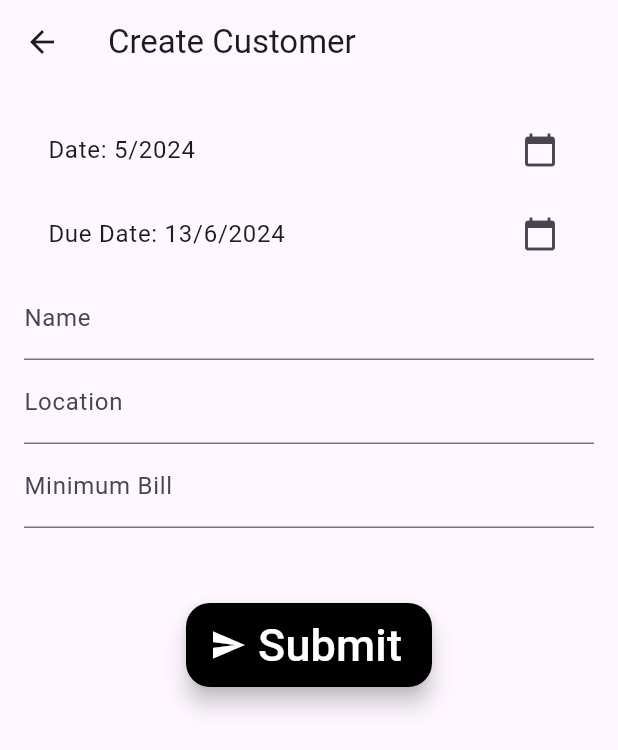
After one commit to ytgs5148/waterBill, a Flutter app: the CreatePage screen opened by its route, after a tap on "Submit", on a phone screen of 412 x 824 dp. The commit adds this screen. Shown: the top 750 px of the screen. Run offline on Flutter 3.47's test engine with Material 3 defaults, Android fonts, the phone set to English and light mode, and no system bars; our stand-ins replace cloud_firestore, firebase_auth, firebase_core, google_sign_in; accounts and stored records are empty.

Commit message:
Added Create New User Page

```diff
--- /dev/null
+++ b/lib/auth/Database.dart
@@ -0,0 +1,39 @@
+// ignore_for_file: file_names
+
+import 'package:cloud_firestore/cloud_firestore.dart';
+import 'package:waterbill/models/User.dart';
+
+class Database {
+  final FirebaseFirestore _firestore = FirebaseFirestore.instance;
+
+  createUser(User user) {
+    return _firestore.collection('users').add({
+      'name': user.name,
+      'location': user.location,
+      'date': user.date,
+      'readings': user.readings,
+      'usage': user.usage,
+      'excessConsumed': user.excessConsumed,
+      'minimumBill': user.minimumBill,
+      'dueDate': user.dueDate,
+    });
+  }
+
+  doesUserExist(String name) async {
+    final user = await _firestore.collection('users').where('name', isEqualTo: name).get();
+    if (user.docs.isEmpty) {
+      return null;
+    } else {
+      return User(
+        name: user.docs[0]['name'],
+        location: user.docs[0]['location'],
+        date: user.docs[0]['date'],
+        readings: user.docs[0]['readings'],
+        usage: user.docs[0]['usage'],
+        excessConsumed: user.docs[0]['excessConsumed'],
+        minimumBill: user.docs[0]['minimumBill'],
+        dueDate: user.docs[0]['dueDate'],
+      );
+    }
+  }
+}
--- a/lib/main.dart
+++ b/lib/main.dart
@@ -1,3 +1,4 @@
+import 'package:cloud_firestore/cloud_firestore.dart';
 import 'package:flutter/material.dart';
 import 'package:firebase_core/firebase_core.dart';
 import 'package:provider/provider.dart';
@@ -9,6 +10,9 @@ void main() async {
   WidgetsFlutterBinding.ensureInitialized();
   await Firebase.initializeApp(
     options: DefaultFirebaseOptions.currentPlatform,
+  );
+  FirebaseFirestore.instance.settings = const Settings(
+    persistenceEnabled: true
   );
   runApp(const MyApp());
 }
--- /dev/null
+++ b/lib/models/User.dart
@@ -0,0 +1,21 @@
+class User {
+  final String name;
+  final String location;
+  final DateTime? date;
+  final Map<String, num> readings;
+  final Map<String, num> usage;
+  final Map<String, num> excessConsumed;
+  final Map<String, num> minimumBill;
+  final DateTime? dueDate;
+
+  User({
+    required this.name,
+    required this.location,
+     this.date,
+    required this.readings,
+    required this.usage,
+    required this.excessConsumed,
+    required this.minimumBill,
+     this.dueDate,
+  });
+}
--- /dev/null
+++ b/lib/pages/CreatePage.dart
@@ -0,0 +1,177 @@
+// ignore_for_file: library_private_types_in_public_api, file_names, use_build_context_synchronously
+
+import 'package:flutter/material.dart';
+import 'package:waterbill/auth/Database.dart';
+import 'package:waterbill/models/User.dart';
+import 'package:waterbill/utils/StringFormatter.dart';
+
+class CreatePage extends StatefulWidget {
+  const CreatePage({
+    super.key,
+  });
+
+  @override
+  State<CreatePage> createState() => _CreatePageState();
+}
+
+class _CreatePageState extends State<CreatePage> {
+  final TextEditingController _nameController = TextEditingController();
+  final TextEditingController _locationController = TextEditingController();
+  final TextEditingController _minimumBill = TextEditingController();
+
+  late DateTime currentSelectedDate;
+  late DateTime dueDateSelected;
+
+  @override
+  void initState() {
+    super.initState();
+
+    currentSelectedDate = DateTime.now();
+    dueDateSelected = DateTime.now().add(const Duration(days: 30));
+  }
+
+  Database db = Database();
+
+  @override
+  Widget build(BuildContext context) {
+    return Scaffold(
+      appBar: AppBar(
+        title: const Text('Create Customer'),
+      ),
+      body: Padding(
+        padding: const EdgeInsets.all(16.0),
+        child: Column(
+          children: <Widget>[
+            ListTile(
+              title: Text(
+                "Date: ${currentSelectedDate.month}/${currentSelectedDate.year}",
+              ),
+              trailing: const Icon(Icons.calendar_today),
+              onTap: () async {
+                final DateTime? picked = await showDatePicker(
+                  context: context,
+                  initialDate: currentSelectedDate,
+                  firstDate: DateTime(2015, 8),
+                  lastDate: DateTime(2101),
+                );
+                if (picked != null && picked != currentSelectedDate) {
+                  setState(() {
+                    currentSelectedDate = picked;
+                  });
+                }
+              },
+            ),
+            ListTile(
+              title: Text(
+                "Due Date: ${dueDateSelected.day}/${dueDateSelected.month}/${dueDateSelected.year}",
+              ),
+              trailing: const Icon(Icons.calendar_today),
+              onTap: () async {
+                final DateTime? picked = await showDatePicker(
+                  context: context,
+                  initialDate: dueDateSelected,
+                  firstDate: DateTime(2015, 8),
+                  lastDate: DateTime(2101),
+                );
+                if (picked != null && picked != dueDateSelected) {
+                  setState(() {
+                    dueDateSelected = picked;
+                  });
+                }
+              },
+            ),
+            TextField(
+              controller: _nameController,
+              decoration: const InputDecoration(
+                labelText: 'Name',
+              ),
+            ),
+            TextField(
+              controller: _locationController,
+              decoration: const InputDecoration(
+                labelText: 'Location',
+              ),
+            ),
+            TextField(
+              keyboardType: TextInputType.number,
+              controller: _minimumBill,
+              decoration: const InputDecoration(
+                labelText: 'Minimum Bill',
+              ),
+            ),
+            Container(
+              padding: const EdgeInsets.fromLTRB(10, 50, 10, 10),
+              child: FloatingActionButton.extended(
+                onPressed: () async {
+                  User? user = await db.doesUserExist(toCamelCase(_nameController.text));
+
+                  if (user != null) {
+                    // open a popup and tell them this user already exists
+                    showDialog(
+                      context: context,
+                      builder: (BuildContext context) {
+                        return AlertDialog(
+                          title: const Text('User already exists'),
+                          content: const Text('This user already exists in the database'),
+                          actions: <Widget>[
+                            TextButton(
+                              onPressed: () {
+                                Navigator.of(context).pop();
+                              },
+                              child: const Text('OK'),
+                            ),
+                          ],
+                        );
+                      },
+                    );
+                  } else {
+                    await db.createUser(User(
+                      name: toCamelCase(_nameController.text),
+                      location: _locationController.text,
+                      date: currentSelectedDate,
+                      readings: {},
+                      usage: {},
+                      excessConsumed: {},
+                      dueDate: dueDateSelected,
+                      minimumBill: { "${currentSelectedDate.month}/${currentSelectedDate.year}": double.parse(_minimumBill.text) }
+                    ));
+
+                    // open a poup and say added it
+                    showDialog(
+                      context: context,
+                      builder: (BuildContext context) {
+                        return AlertDialog(
+                          title: const Text('User added'),
+                          content: const Text('This user has been added to the database'),
+                          actions: <Widget>[
+                            TextButton(
+                              onPressed: () {
+                                _nameController.clear();
+                                _locationController.clear();
+                                _minimumBill.clear();
+                              },
+                              child: const Text('New User'),
+                            ),
+                          ],
+                        );
+                      },
+                    );
+                  }
+                },
+                label: const Text(
+                  'Submit',
+                  style: TextStyle(
+                    fontSize: 30,
+                  ),
+                ),
+                icon: const Icon(Icons.send),
+                backgroundColor: const Color.fromARGB(255, 0, 0, 0),
+                foregroundColor: Colors.white,
+              ),
+            ),
+          ],
+        ),
+      ),
+    );
+  }
+}
--- a/lib/pages/Home.dart
+++ b/lib/pages/Home.dart
@@ -32,10 +32,12 @@ class HomePage extends StatelessWidget {
       ),
       floatingActionButton: FloatingActionButton(
         onPressed: () {
-          // Add your onPressed code here!
+          WidgetsBinding.instance.addPostFrameCallback((_) {
+            Navigator.pushNamed(context, '/create');
+          });
         },
         backgroundColor: Colors.blue,
-        child: const Icon(Icons.navigation),
+        child: const Icon(Icons.create),
       ),
       floatingActionButtonLocation: FloatingActionButtonLocation.endFloat,
     );
--- a/lib/utils/RouteGenerator.dart
+++ b/lib/utils/RouteGenerator.dart
@@ -1,4 +1,5 @@
 import 'package:flutter/material.dart';
+import 'package:waterbill/pages/CreatePage.dart';
 import 'package:waterbill/pages/Home.dart';
 import 'package:waterbill/pages/LoginPage.dart';
 
@@ -11,6 +12,8 @@ class RouteGenerator {
         return MaterialPageRoute(builder: (_) => const LoginPage());
       case '/home':
         return MaterialPageRoute(builder: (_) => const HomePage());
+      case '/create':
+        return MaterialPageRoute(builder: (_) => const CreatePage());
       default:
         return errorRoute(args);
     }
@@ -39,7 +42,7 @@ class RouteGenerator {
                   style: TextStyle(fontSize: 26, fontFamily: 'ShortStack'),
                 ),
                 icon: const Icon(Icons.arrow_forward),
-                backgroundColor: Color.fromRGBO(97, 239, 159, 0.612),
+                backgroundColor: const Color.fromRGBO(97, 239, 159, 0.612),
                 foregroundColor: Colors.white,
               )
             ],
--- /dev/null
+++ b/lib/utils/StringFormatter.dart
@@ -0,0 +1,5 @@
+// ignore_for_file: file_names
+
+String toCamelCase(String text) {
+  return text[0].toUpperCase() + text.substring(1).toLowerCase();
+}
```
Also changed, not shown: lib/pages/LoginPage.dart (indentation only).
